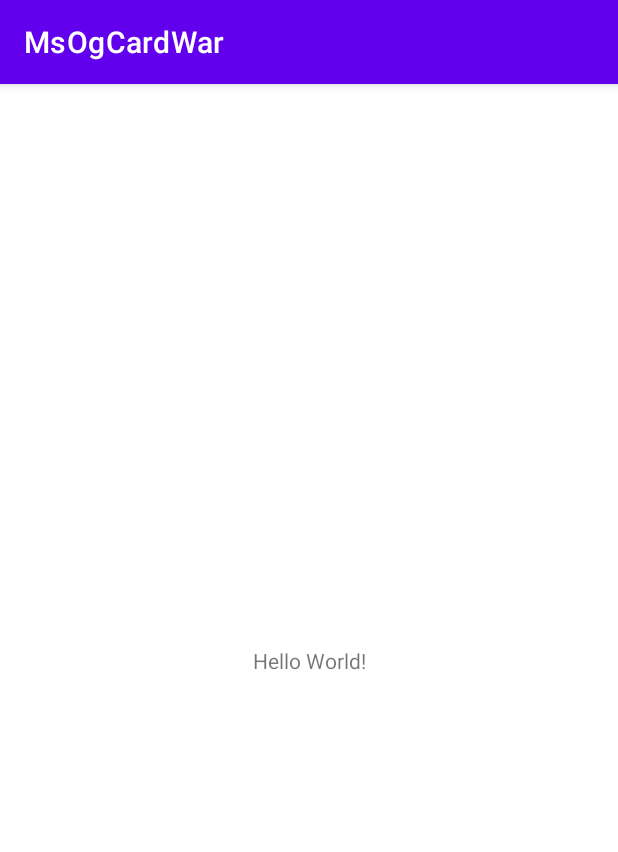
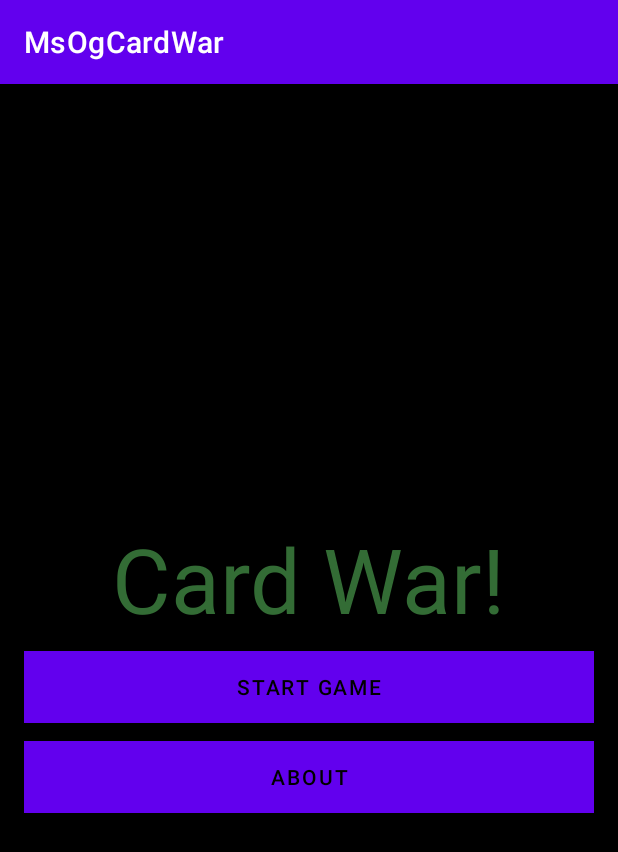
Before and after one commit to OmriGilhar/AndroidCardWar, an Android app: the screen it shows after launch (MainActivity before the commit, MenuActivity after it), on a phone screen of 412 x 824 dp. Shown: the top 852 px of the screen. Run offline under Robolectric (Android 15) with nearby library versions, the phone set to English and light mode, and no system bars.

Commit message:
User now have a minimal menu activity, no functionality (stub)
	* Menu contain:
		- Title
		- Start game button
		- About button (WIP)

```diff
--- a/app/src/main/AndroidManifest.xml
+++ b/app/src/main/AndroidManifest.xml
@@ -9,7 +9,7 @@
         android:roundIcon="@mipmap/ic_launcher_round"
         android:supportsRtl="true"
         android:theme="@style/Theme.MsOgCardWar">
-        <activity android:name=".MainActivity">
+        <activity android:name=".MenuActivity">
             <intent-filter>
                 <action android:name="android.intent.action.MAIN" />
 
--- a/app/src/main/java/com/example/msogcardwar/MainActivity.java
+++ /dev/null
@@ -1,14 +0,0 @@
-package com.example.msogcardwar;
-
-import androidx.appcompat.app.AppCompatActivity;
-
-import android.os.Bundle;
-
-public class MainActivity extends AppCompatActivity {
-
-    @Override
-    protected void onCreate(Bundle savedInstanceState) {
-        super.onCreate(savedInstanceState);
-        setContentView(R.layout.activity_main);
-    }
-}
--- /dev/null
+++ b/app/src/main/java/com/example/msogcardwar/MenuActivity.java
@@ -0,0 +1,49 @@
+package com.example.msogcardwar;
+
+import androidx.appcompat.app.AppCompatActivity;
+
+import android.os.Bundle;
+import android.view.View;
+import android.widget.Button;
+
+public class MenuActivity extends AppCompatActivity {
+
+    private Button start_game_btn;
+    private Button about_btn;
+
+    @Override
+    protected void onCreate(Bundle savedInstanceState) {
+        super.onCreate(savedInstanceState);
+        setContentView(R.layout.menu_activity);
+
+        find_views();
+        init_views();
+    }
+
+    private void find_views() {
+        start_game_btn = findViewById(R.id.startGame_BTN_menu);
+        about_btn = findViewById(R.id.about_BTN_menu);
+    }
+
+    private void init_views() {
+        start_game_btn.setOnClickListener(new View.OnClickListener() {
+            @Override
+            public void onClick(View v) {
+                openGameView();
+            }
+        });
+
+        about_btn.setOnClickListener(new View.OnClickListener() {
+            @Override
+            public void onClick(View v) {
+                openAboutView();
+            }
+        });
+    }
+
+    private void openAboutView() {
+    }
+
+    private void openGameView() {
+    }
+}
--- a/app/src/main/res/layout/activity_main.xml
+++ /dev/null
@@ -1,18 +0,0 @@
-<?xml version="1.0" encoding="utf-8"?>
-<androidx.constraintlayout.widget.ConstraintLayout xmlns:android="http://schemas.android.com/apk/res/android"
-    xmlns:app="http://schemas.android.com/apk/res-auto"
-    xmlns:tools="http://schemas.android.com/tools"
-    android:layout_width="match_parent"
-    android:layout_height="match_parent"
-    tools:context=".MainActivity">
-
-    <TextView
-        android:layout_width="wrap_content"
-        android:layout_height="wrap_content"
-        android:text="Hello World!"
-        app:layout_constraintBottom_toBottomOf="parent"
-        app:layout_constraintLeft_toLeftOf="parent"
-        app:layout_constraintRight_toRightOf="parent"
-        app:layout_constraintTop_toTopOf="parent" />
-
-</androidx.constraintlayout.widget.ConstraintLayout>
--- /dev/null
+++ b/app/src/main/res/layout/menu_activity.xml
@@ -0,0 +1,54 @@
+<?xml version="1.0" encoding="utf-8"?>
+<RelativeLayout xmlns:android="http://schemas.android.com/apk/res/android"
+    xmlns:tools="http://schemas.android.com/tools"
+    android:layout_width="match_parent"
+    android:layout_height="match_parent"
+    tools:context=".MenuActivity">
+
+    <LinearLayout
+        android:layout_width="match_parent"
+        android:layout_height="match_parent"
+        android:background="@color/black"
+        android:gravity="center"
+        android:orientation="vertical"
+        android:paddingHorizontal="16dp"
+        android:paddingVertical="8dp">
+
+        <LinearLayout
+            android:layout_width="match_parent"
+            android:layout_height="wrap_content"
+            android:gravity="center">
+
+            <TextView
+                android:id="@+id/menuTitle_LBL_menu"
+                android:layout_width="wrap_content"
+                android:layout_height="wrap_content"
+                android:gravity="center"
+                android:padding="8dp"
+                android:text="@string/menu_title"
+                android:textColor="@color/menuGreen"
+                android:textSize="60sp" />
+        </LinearLayout>
+
+        <Button
+            android:id="@+id/startGame_BTN_menu"
+            android:layout_width="match_parent"
+            android:layout_height="wrap_content"
+            android:text="@string/menu_start"
+            android:background="@color/menuGreen"
+            android:textColor="@color/black"/>
+
+        <Button
+            android:id="@+id/about_BTN_menu"
+            android:layout_width="match_parent"
+            android:layout_height="wrap_content"
+            android:layout_marginTop="12dp"
+            android:background="@color/menuGreen"
+            android:text="@string/menu_about"
+            android:textColor="@color/black"/>
+
+
+    </LinearLayout>
+
+
+</RelativeLayout>
--- a/app/src/main/res/values/colors.xml
+++ b/app/src/main/res/values/colors.xml
@@ -7,4 +7,6 @@
     <color name="teal_700">#FF018786</color>
     <color name="black">#FF000000</color>
     <color name="white">#FFFFFFFF</color>
+
+    <color name="menuGreen">#336C35</color>
 </resources>
--- a/app/src/main/res/values/strings.xml
+++ b/app/src/main/res/values/strings.xml
@@ -1,3 +1,7 @@
 <resources>
     <string name="app_name">MsOgCardWar</string>
+
+    <string name="menu_title">Card War!</string>
+    <string name="menu_start">Start Game</string>
+    <string name="menu_about">About</string>
 </resources>
```
